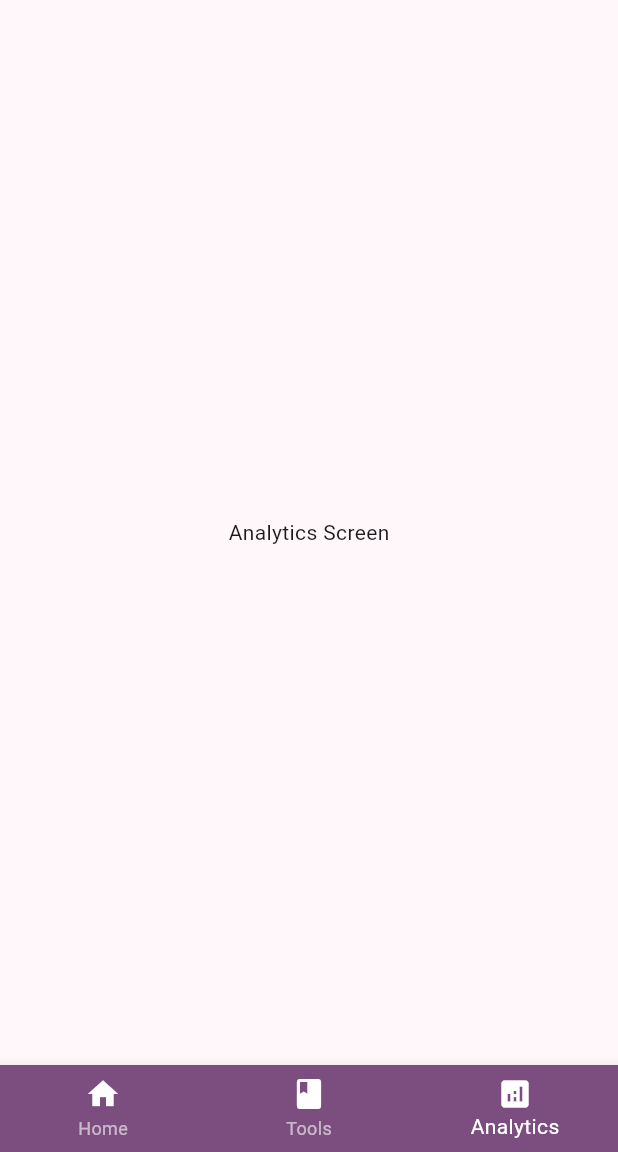
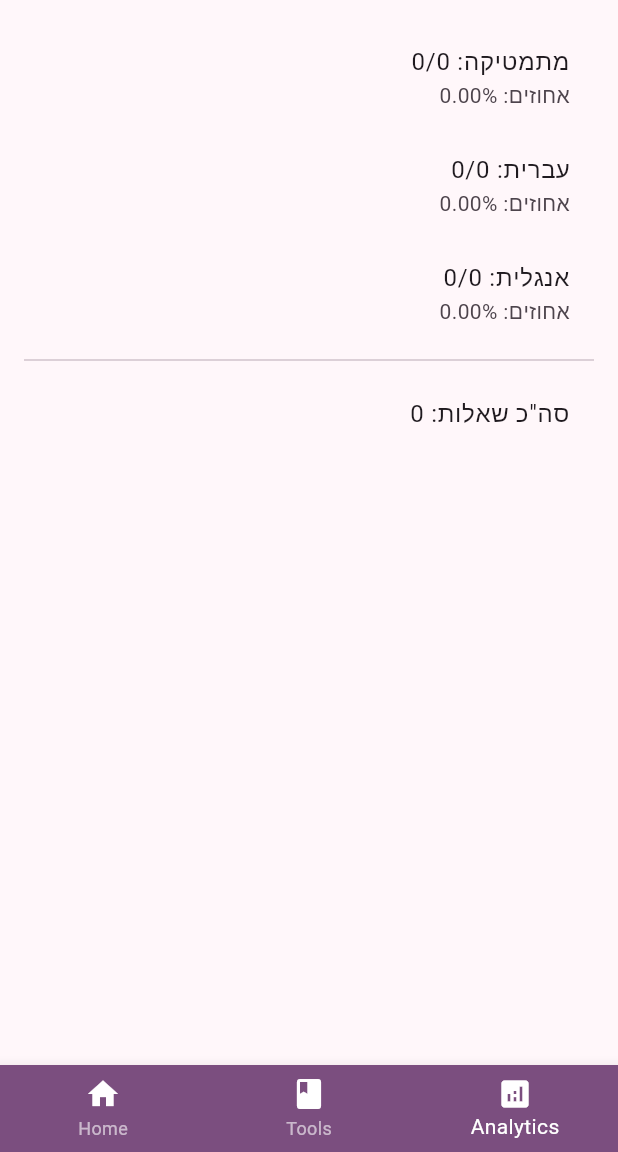
Before and after one commit to DotanElse/psycho-psycho, a Flutter app: the screen it shows after launch, swiped to page 3, on a phone screen of 412 x 824 dp, the part 84-1236 px from its top. Run offline on Flutter 3.47's test engine with Material 3 defaults, Android fonts, the phone set to English and light mode, and no system bars; our stand-ins replace flutter_svg, shared_preferences.

Commit message:
Added analytics page and questions tracking

```diff
--- a/lib/pages/analytics_body.dart
+++ b/lib/pages/analytics_body.dart
@@ -1,11 +1,70 @@
-// analytics_screen.dart
 import 'package:flutter/material.dart';
+import 'package:psycho_psycho/utils/UserData.dart';
 
 class AnalyticsScreen extends StatelessWidget {
   @override
   Widget build(BuildContext context) {
-    return Center(
-      child: Text('Analytics Screen'),
+    return FutureBuilder<List<int>>(
+      future: _getUserData(),
+      builder: (context, snapshot) {
+        if (snapshot.connectionState == ConnectionState.waiting) {
+          return Center(
+            child: CircularProgressIndicator(),
+          );
+        } else if (snapshot.hasError) {
+          return Center(
+            child: Text('שגיאה: ${snapshot.error}'),
+          );
+        } else {
+          final userData = snapshot.data!;
+          final mathStats = userData[0];
+          final totalMathQuestions = userData[1];
+          final hebrewStats = userData[2];
+          final totalHebrewQuestions = userData[3];
+          final englishStats = userData[4];
+          final totalEnglishQuestions = userData[5];
+          final totalQuestions = totalMathQuestions + totalHebrewQuestions + totalEnglishQuestions;
+
+          return Directionality(
+            textDirection: TextDirection.rtl,
+            child: ListView(
+              padding: EdgeInsets.all(16.0),
+              children: [
+                _buildSubjectRow(context, 'מתמטיקה', mathStats, totalMathQuestions),
+                _buildSubjectRow(context, 'עברית', hebrewStats, totalHebrewQuestions),
+                _buildSubjectRow(context, 'אנגלית', englishStats, totalEnglishQuestions),
+                Divider(),
+                _buildTotalRow(context, totalQuestions),
+              ],
+            ),
+          );
+        }
+      },
+    );
+  }
+
+  Future<List<int>> _getUserData() async {
+    final mathData = await UserData.getScore('m');
+    final hebrewData = await UserData.getScore('h');
+    final englishData = await UserData.getScore('e');
+    return [
+      ...mathData,
+      ...hebrewData,
+      ...englishData,
+    ];
+  }
+
+  Widget _buildSubjectRow(BuildContext context, String subject, int correct, int totalQuestions) {
+    final percentage = totalQuestions == 0 ? 0 : (correct / totalQuestions) * 100;
+    return ListTile(
+      title: Text('$subject: $correct/$totalQuestions'),
+      subtitle: Text('אחוזים: ${percentage.toStringAsFixed(2)}%'),
+    );
+  }
+
+  Widget _buildTotalRow(BuildContext context, int totalQuestions) {
+    return ListTile(
+      title: Text('סה"כ שאלות: $totalQuestions'),
     );
   }
 }
--- /dev/null
+++ b/lib/utils/UserData.dart
@@ -0,0 +1,70 @@
+import 'package:shared_preferences/shared_preferences.dart';
+
+class UserData {
+  static const String totalQuestionsMathKey = 'totalQuestionsMath';
+  static const String totalCorrectMathKey = 'totalCorrectMathKey';
+  static const String totalQuestionsHebrewKey = 'totalQuestionsHebrew';
+  static const String totalCorrectHebrewKey = 'totalCorrectHebrew';
+  static const String totalQuestionsEnglishKey = 'totalQuestionsEnglish';
+  static const String totalCorrectEnglishKey = 'totalCorrectEnglish';
+
+  // Function to save the total number of questions answered
+  static Future<void> updateScore(String subject, bool correct) async {
+    SharedPreferences prefs = await SharedPreferences.getInstance();
+    int curr;
+    if(subject == 'm')
+      {
+        curr = prefs.getInt(totalQuestionsMathKey) ?? 0;
+        prefs.setInt(totalQuestionsMathKey, curr+1);
+        if(correct)
+          {
+            curr = prefs.getInt(totalCorrectMathKey) ?? 0;
+            prefs.setInt(totalCorrectMathKey, curr+1);
+          }
+        return;
+      }
+    if(subject == 'h')
+    {
+      curr = prefs.getInt(totalQuestionsHebrewKey) ?? 0;
+      prefs.setInt(totalQuestionsHebrewKey, curr+1);
+      if(correct)
+      {
+        curr = prefs.getInt(totalCorrectHebrewKey) ?? 0;
+        prefs.setInt(totalCorrectHebrewKey, curr+1);
+      }
+      return;
+    }
+    if(subject == 'e')
+    {
+      curr = prefs.getInt(totalQuestionsEnglishKey) ?? 0;
+      prefs.setInt(totalQuestionsEnglishKey, curr+1);
+      if(correct)
+      {
+        curr = prefs.getInt(totalCorrectEnglishKey) ?? 0;
+        prefs.setInt(totalCorrectEnglishKey, curr+1);
+      }
+      return;
+    }
+  }
+  static Future<List<int>> getScore(String subject) async {
+    SharedPreferences prefs = await SharedPreferences.getInstance();
+    if(subject == 'm')
+      {
+        return [prefs.getInt(totalCorrectMathKey) ?? 0, prefs.getInt(totalQuestionsMathKey) ?? 0];
+      }
+    if(subject == 'h')
+      {
+        return [prefs.getInt(totalCorrectHebrewKey) ?? 0, prefs.getInt(totalQuestionsHebrewKey) ?? 0];
+      }
+    if(subject == 'e')
+    {
+      return [prefs.getInt(totalCorrectEnglishKey) ?? 0, prefs.getInt(totalQuestionsEnglishKey) ?? 0];
+    }
+    return [(prefs.getInt(totalCorrectMathKey) ?? 0) +
+        (prefs.getInt(totalCorrectHebrewKey) ?? 0) +
+        (prefs.getInt(totalCorrectEnglishKey) ?? 0)
+      , (prefs.getInt(totalQuestionsMathKey) ?? 0) +
+        (prefs.getInt(totalQuestionsHebrewKey) ?? 0) +
+        (prefs.getInt(totalQuestionsEnglishKey) ?? 0)];
+  }
+}
--- a/pubspec.yaml
+++ b/pubspec.yaml
@@ -30,16 +30,14 @@ environment:
 dependencies:
   flutter:
     sdk: flutter
-
-
-  # The following adds the Cupertino Icons font to your application.
-  # Use with the CupertinoIcons class for iOS style icons.
   cupertino_icons: ^1.0.2
   flutter_svg: ^0.22.0
+  shared_preferences: ^2.0.8
 
 dev_dependencies:
   flutter_test:
     sdk: flutter
+
 
   # The "flutter_lints" package below contains a set of recommended lints to
   # encourage good coding practices. The lint set provided by the package is
```
Also changed, not shown: lib/pages/QuestionPage.dart (+5 -4 lines), pubspec.lock, 1 other file.
